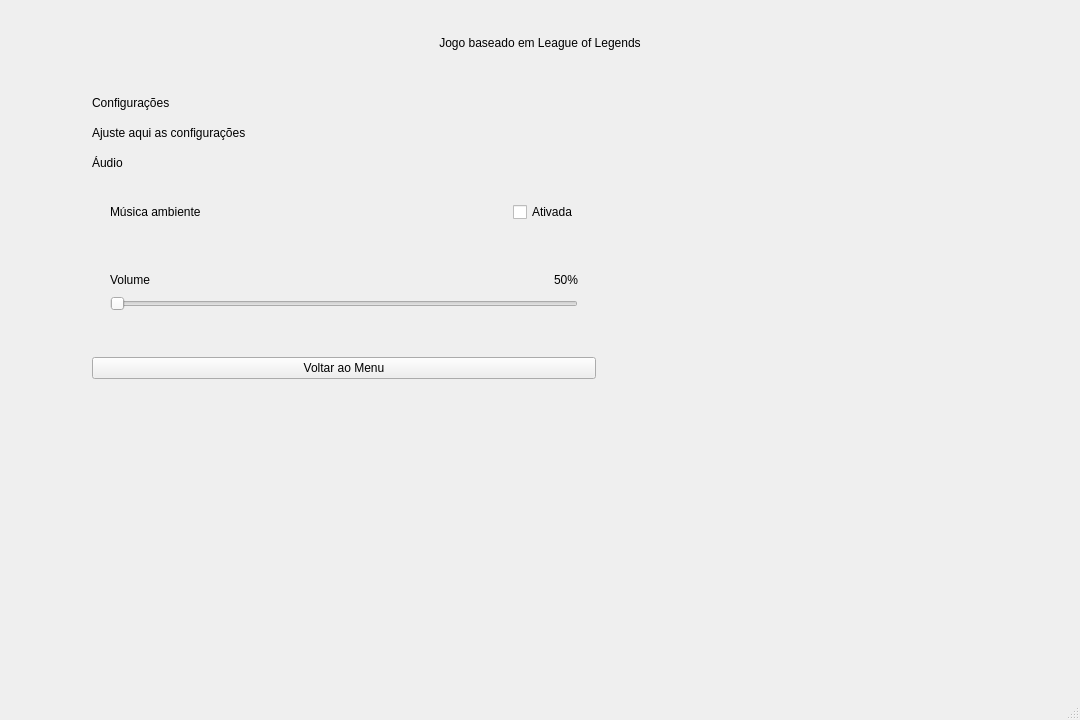
Old version of the form mainwindow.ui in the repository Chan2007/Jogo.
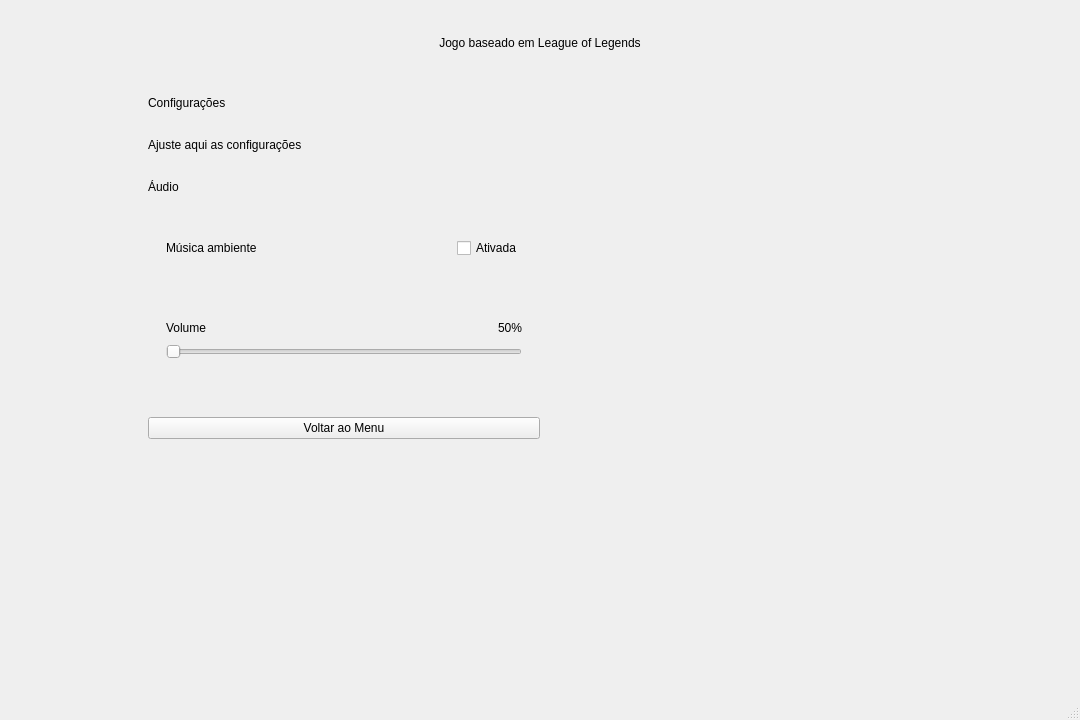
New version of the form. Custom widgets are drawn as their Qt base class.

```diff
--- a/mainwindow.ui
+++ b/mainwindow.ui
@@ -231,7 +231,7 @@
         <widget class="QWidget" name="settingsPage">
          <layout class="QVBoxLayout" name="settingsPageLayout">
           <property name="spacing">
-           <number>16</number>
+           <number>40</number>
           </property>
           <property name="leftMargin">
            <number>0</number>
@@ -253,18 +253,21 @@
               <height>16777215</height>
              </size>
             </property>
+            <property name="styleSheet">
+             <string notr="true"/>
+            </property>
             <layout class="QVBoxLayout" name="settingsPanelLayout">
              <property name="spacing">
-              <number>16</number>
+              <number>28</number>
              </property>
              <property name="leftMargin">
-              <number>28</number>
+              <number>84</number>
              </property>
              <property name="topMargin">
               <number>28</number>
              </property>
              <property name="rightMargin">
-              <number>28</number>
+              <number>84</number>
              </property>
              <property name="bottomMargin">
               <number>28</number>
```
